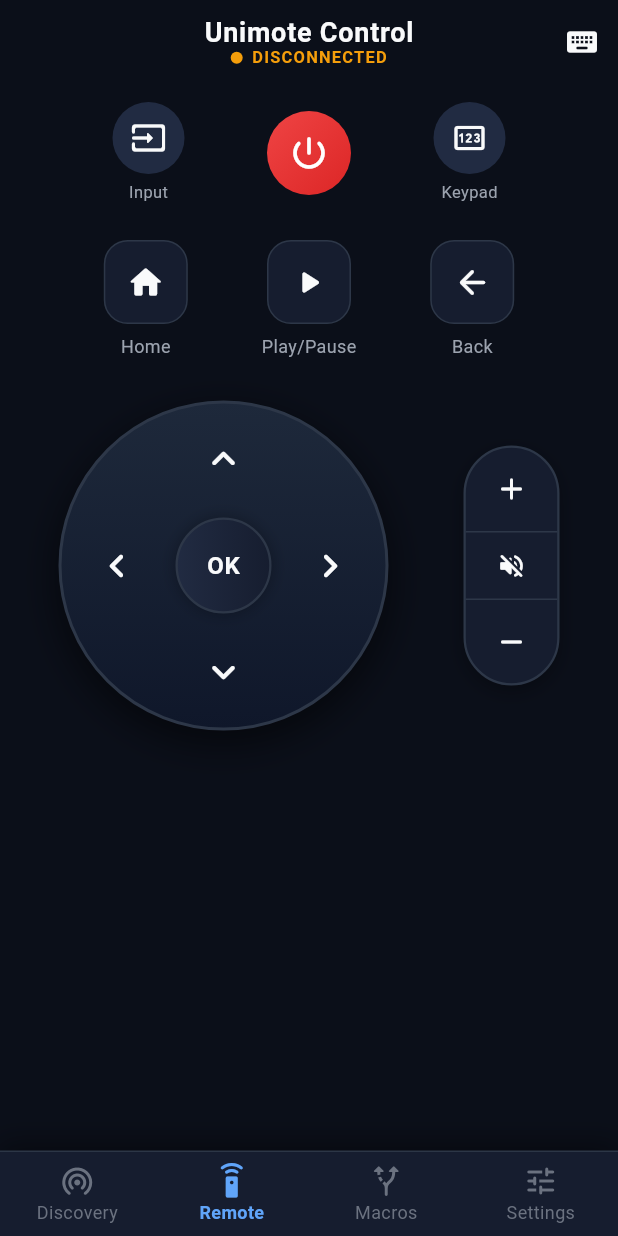
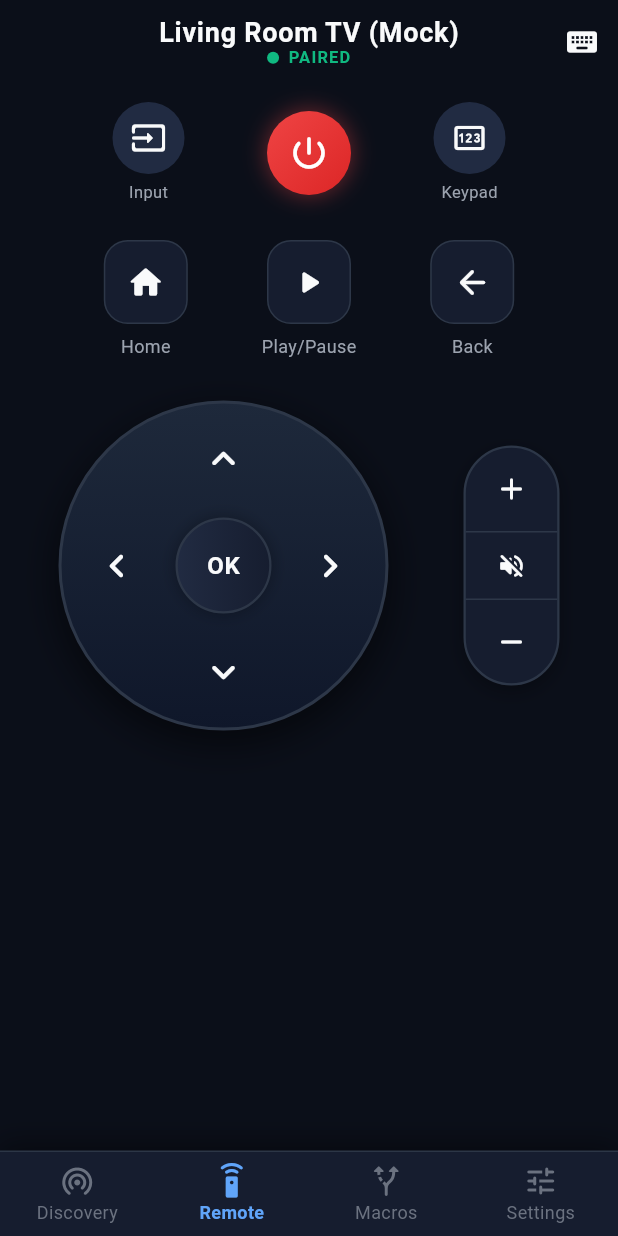
Before and after one commit to Ralein/Unimote-App, a Flutter app: the screen it shows after launch, on a phone screen of 412 x 824 dp. Run offline on Flutter 3.47's test engine with Material 3 defaults, Android fonts, the phone set to English and light mode, and no system bars; our stand-ins replace dio, flutter_riverpod, go_router, multicast_dns.

Commit message:
refactor: update adapter initialization flow and replace async state provider with direct notifier access

```diff
--- a/lib/presentation/providers/adapter_provider.dart
+++ b/lib/presentation/providers/adapter_provider.dart
@@ -30,15 +30,14 @@
       _fallbackMockAdapter.dispose();
     });
 
-    // Default to connecting mock device on app start
-    Future.microtask(() => connectToDevice(mockDevice));
+    _adapter = _fallbackMockAdapter;
+    _currentDevice = mockDevice;
+    _adapter!.connect(mockDevice);
 
-    return const AdapterState.disconnected();
+    return AdapterState.paired(mockDevice);
   }
 
   Future<void> connectToDevice(Device device) async {
-    if (_currentDevice == device && state.isConnected) return;
-
     _stateSubscription?.cancel();
     _currentDevice = device;
 
@@ -49,6 +48,7 @@
     });
 
     await _adapter!.connect(device);
+    await Future<void>.delayed(Duration.zero);
   }
 
   Future<void> sendKey(RemoteKey key) async {
--- a/lib/presentation/screens/remote_screen.dart
+++ b/lib/presentation/screens/remote_screen.dart
@@ -80,8 +80,7 @@
 
   @override
   Widget build(BuildContext context) {
-    final adapterStateAsync = ref.watch(adapterStateProvider);
-    final adapterState = adapterStateAsync.value ?? const AdapterState.disconnected();
+    final adapterState = ref.watch(adapterNotifierProvider);
 
     return Scaffold(
       appBar: AppBar(
```
